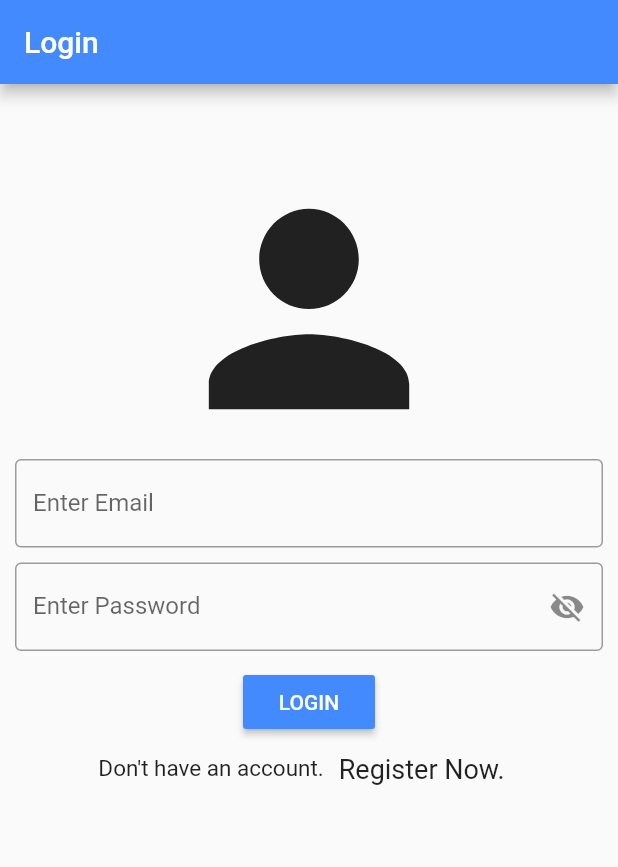
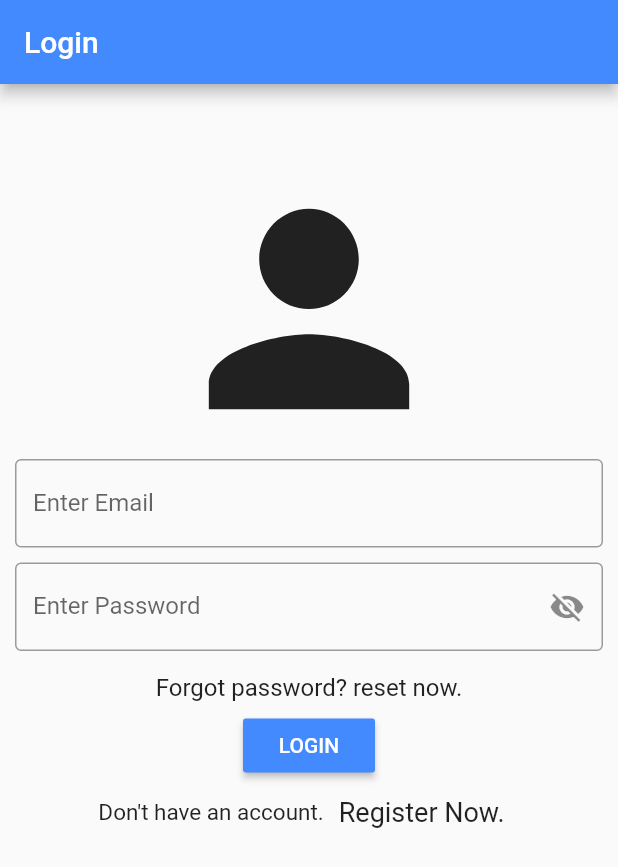
Before and after one commit to bpatel28/TejasviGuruCoolApp, a Flutter app: the screen it shows after launch, on a phone screen of 412 x 824 dp. Shown: the top 867 px of the screen. Run offline on Flutter 3.47's test engine with Material 2 defaults, Android fonts, the phone set to English and light mode, and no system bars; our stand-ins replace bloc, cloud_firestore, equatable, firebase_auth, flutter_bloc; accounts and stored records are empty.

Commit message:
added reset password

```diff
--- a/tejasvi_gurucool/lib/bloc/user/user_bloc.dart
+++ b/tejasvi_gurucool/lib/bloc/user/user_bloc.dart
@@ -57,6 +57,12 @@ class UserBloc extends Bloc<UserEvent, UserState> {
       yield LoggedOut();
 
       await _userRepository.signOut();
+    } else if (event is ResetPassword) {
+      yield ResetPasswordStarted();
+
+      await _userRepository.resetPassword(event.email);
+
+      yield ResetPasswordSent();
     }
   }
 }
--- a/tejasvi_gurucool/lib/bloc/user/user_event.dart
+++ b/tejasvi_gurucool/lib/bloc/user/user_event.dart
@@ -55,3 +55,12 @@ class RegisterUser extends UserEvent {
         phoneNo,
       ];
 }
+
+class ResetPassword extends UserEvent {
+  final String email;
+
+  ResetPassword(this.email);
+
+  @override
+  List<Object> get props => [email];
+}
--- a/tejasvi_gurucool/lib/bloc/user/user_state.dart
+++ b/tejasvi_gurucool/lib/bloc/user/user_state.dart
@@ -45,3 +45,13 @@ class AuthenticatedUser extends UserState {
   @override
   List<Object> get props => [user];
 }
+
+class ResetPasswordStarted extends UserState {
+  @override
+  List<Object> get props => [];
+}
+
+class ResetPasswordSent extends UserState {
+  @override
+  List<Object> get props => [];
+}
--- a/tejasvi_gurucool/lib/repository/user_repository.dart
+++ b/tejasvi_gurucool/lib/repository/user_repository.dart
@@ -107,9 +107,13 @@ class UserRepository {
   }
 
   Future<void> signOut() async {
-    return Future.wait([
+    await Future.wait([
       _firebaseAuth.signOut(),
     ]);
+  }
+
+  Future<void> resetPassword(final String email) async {
+    await _firebaseAuth.sendPasswordResetEmail(email: email);
   }
 
   Future<bool> isSignedIn() async {
--- a/tejasvi_gurucool/lib/screens/login_screen.dart
+++ b/tejasvi_gurucool/lib/screens/login_screen.dart
@@ -102,9 +102,23 @@ class _LoginFormState extends State<LoginForm> {
     }
   }
 
-  void _onSignUpButtonPressed(context) {
+  void _onSignUpButtonPressed(BuildContext context) {
     Future.delayed(Duration.zero, () {
       Navigator.pushNamed(context, Routes.REGISTER);
+    });
+  }
+
+  void _onResetPasswordClicked(BuildContext context, UserBloc bloc) {
+    final email = _emailController.text.trim();
+    if (email == null || email == "" || !email.contains(".com") || !email.contains("@")) {
+      showSnackBar(context, "Please enter valid email.");
+      return;
+    }
+    bloc.add(ResetPassword(email));
+    showSnackBar(context, "Sending Reset Password link");
+    Future.delayed(Duration(seconds: 2), () {
+      showSnackBar(
+        context, "Reset Password email sent. Please check your email.");
     });
   }
 
@@ -164,6 +178,22 @@ class _LoginFormState extends State<LoginForm> {
           SizedBox(
             height: 10,
           ),
+          Row(
+            mainAxisAlignment: MainAxisAlignment.center,
+            children: <Widget>[
+              InkWell(
+                child: Padding(
+                  padding: EdgeInsets.all(5.0),
+                  child: Text(
+                    "Forgot password? reset now.",
+                    style: TextStyle(fontSize: 16),
+                  ),
+                ),
+                splashColor: Theme.of(context).accentColor,
+                onTap: () => _onResetPasswordClicked(context, context.bloc<UserBloc>()),
+              )
+            ],
+          ),
           RaisedButton(
             color: Theme.of(context).primaryColor,
             textColor: Colors.white,
@@ -213,12 +243,16 @@ class _LoginFormState extends State<LoginForm> {
           "Login Successful.",
           style: TextStyle(fontSize: 18.0),
         ),
-        SizedBox(height: 10.0,),
+        SizedBox(
+          height: 10.0,
+        ),
         Text(
           "Please wait until you are registered by Tejasvi GuruCool.",
           style: TextStyle(fontSize: 15.0),
         ),
-        SizedBox(height: 7.0,),
+        SizedBox(
+          height: 7.0,
+        ),
         Text(
           "Call or Text at +91 9427656100 to register yourself.",
           style: TextStyle(fontSize: 15.0),
--- a/tejasvi_gurucool/lib/widgets/app_drawer.dart
+++ b/tejasvi_gurucool/lib/widgets/app_drawer.dart
@@ -39,6 +39,8 @@ class AppDrawer extends StatelessWidget {
             color: Colors.white, fontSize: 22.0, fontWeight: FontWeight.w500),
       ),
     );
+
+    if (!user.isAdmin) {
       final userBatches = filterUserBatches(user, batches);
       for (int i = 0; i < userBatches.length; ++i) {
         headerWidgets.add(Text(
@@ -46,6 +48,8 @@ class AppDrawer extends StatelessWidget {
           style: TextStyle(color: Colors.white),
         ));
       }
+    }
+
     return DrawerHeader(
       margin: EdgeInsets.zero,
       padding: EdgeInsets.only(top: 15.0, left: 10.0),
```
Also changed, not shown: tejasvi_gurucool/lib/screens/subjects_screen.dart (+8 -6 lines). Lines whose indentation alone changed are shown as unchanged.
